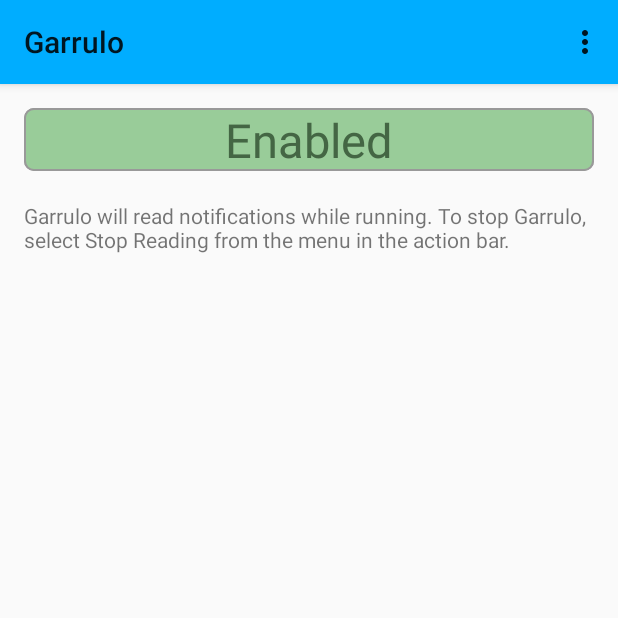
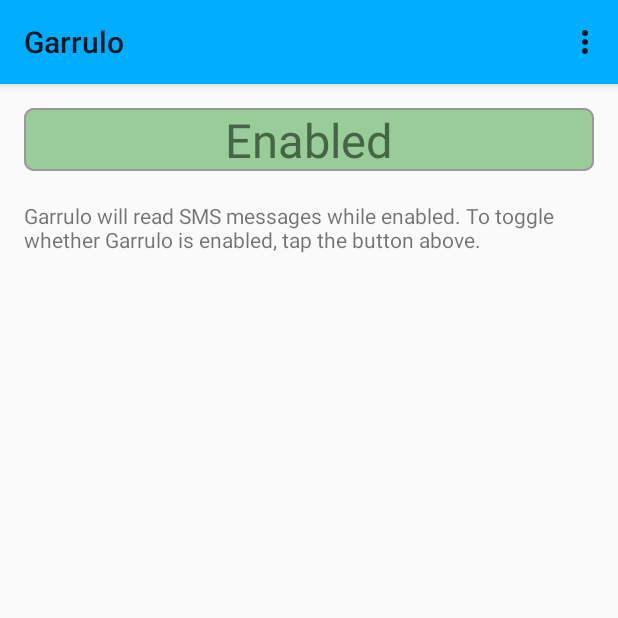
Before and after one commit to glasstowerstudios/garrulo, an Android app: the screen it shows after launch (GarruloMainActivity), on a phone screen of 412 x 824 dp, the top half of it. Run offline under Robolectric (Android 15) with nearby library versions, the phone set to English and light mode, and no system bars.

Commit message:
(#16): :book: Correct incorrect directions on main activity.

```diff
--- a/Garrulo/src/main/res/values/strings.xml
+++ b/Garrulo/src/main/res/values/strings.xml
@@ -8,7 +8,7 @@
     <string name="action_quit">Quit</string>
 
     <!-- Main Activity Strings -->
-    <string name="main_instructions">Garrulo will read notifications while running. To stop Garrulo, select "Stop Reading" from the menu in the action bar.</string>
+    <string name="main_instructions">Garrulo will read SMS messages while enabled. To toggle whether Garrulo is enabled, tap the button above.</string>
     <string name="action_notify">Notify</string>
     <string name="action_start_notification_listening">Start Notification Listener</string>
     <string name="action_stop_notification_listening">Stop Notification Listener</string>
```
Also changed, not shown: 3 other files.
